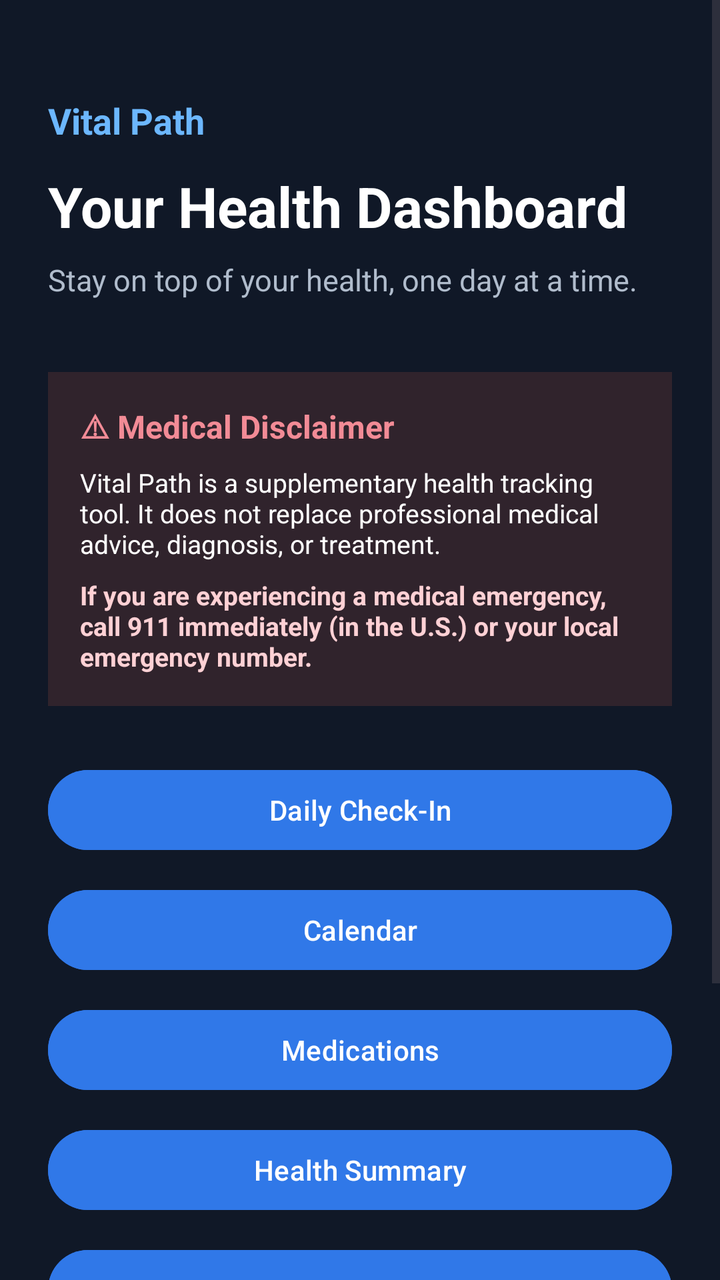
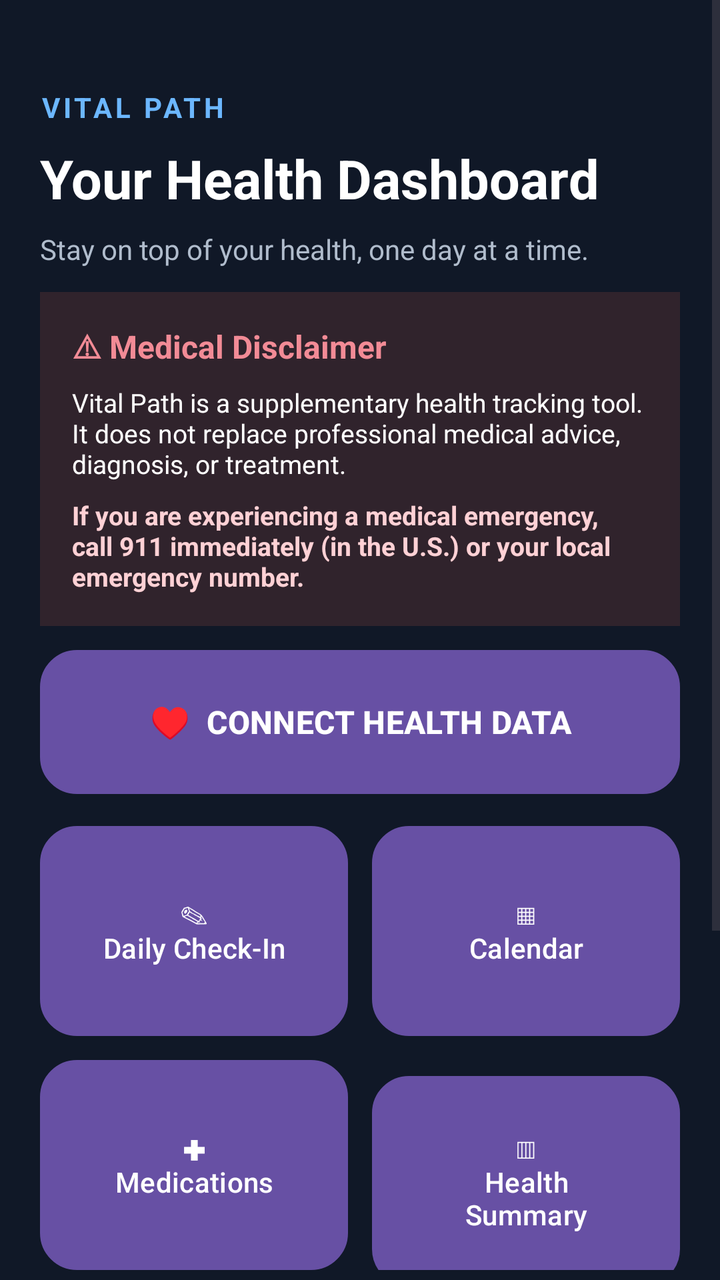

The first picture is an Android layout as it rendered before a commit; the second is the same layout after the commit. The layout source and the unified diff follow.
<!-- AndroidManifest.xml: application theme Theme.VitalPath -->
<!-- res/layout/activity_dashboard.xml -->
<?xml version="1.0" encoding="utf-8"?>
<ScrollView
    xmlns:android="http://schemas.android.com/apk/res/android"
    android:layout_width="match_parent"
    android:layout_height="match_parent"
    android:fillViewport="true"
    android:background="#101827">

    <LinearLayout
        android:layout_width="match_parent"
        android:layout_height="wrap_content"
        android:orientation="vertical"
        android:padding="24dp">

        <TextView
            android:layout_width="match_parent"
            android:layout_height="wrap_content"
            android:text="Vital Path"
            android:textColor="#6CB7FF"
            android:textSize="18sp"
            android:textStyle="bold"
            android:layout_marginTop="24dp"/>

        <TextView
            android:layout_width="match_parent"
            android:layout_height="wrap_content"
            android:text="Your Health Dashboard"
            android:textColor="#FFFFFF"
            android:textSize="28sp"
            android:textStyle="bold"
            android:layout_marginTop="12dp"/>

        <TextView
            android:layout_width="match_parent"
            android:layout_height="wrap_content"
            android:text="Stay on top of your health, one day at a time."
            android:textColor="#B0BCCC"
            android:textSize="15sp"
            android:layout_marginTop="8dp"
            android:layout_marginBottom="28dp"/>


        <include
            layout="@layout/view_medical_disclaimer"
            android:layout_width="match_parent"
            android:layout_height="wrap_content"
            android:layout_marginTop="8dp"
            android:layout_marginBottom="28dp"/>


        <Button
            android:id="@+id/btnDailyCheckIn"
            android:layout_width="match_parent"
            android:layout_height="wrap_content"
            android:text="Daily Check-In"
            android:textColor="#FFFFFF"
            android:backgroundTint="#3078E8"/>

        <Button
            android:id="@+id/btnCalendar"
            android:layout_width="match_parent"
            android:layout_height="wrap_content"
            android:text="Calendar"
            android:textColor="#FFFFFF"
            android:backgroundTint="#3078E8"
            android:layout_marginTop="12dp"/>

        <Button
            android:id="@+id/btnMedicationsPage"
            android:layout_width="match_parent"
            android:layout_height="wrap_content"
            android:text="Medications"
            android:textColor="#FFFFFF"
            android:backgroundTint="#3078E8"
            android:layout_marginTop="12dp"/>

        <Button
            android:id="@+id/btnHealthSummary"
            android:layout_width="match_parent"
            android:layout_height="wrap_content"
            android:text="Health Summary"
            android:textColor="#FFFFFF"
            android:backgroundTint="#3078E8"
            android:layout_marginTop="12dp"/>

        <Button
            android:id="@+id/btnDoctorReport"
            android:layout_width="match_parent"
            android:layout_height="wrap_content"
            android:text="Doctor Visit Report"
            android:textColor="#FFFFFF"
            android:backgroundTint="#3078E8"
            android:layout_marginTop="12dp"/>

        <Button
            android:id="@+id/btnProfile"
            android:layout_width="match_parent"
            android:layout_height="wrap_content"
            android:text="Profile &amp; Settings"
            android:textColor="#FFFFFF"
            android:backgroundTint="#3078E8"
            android:layout_marginTop="12dp"/>

        <Button
            android:id="@+id/btnLogout"
            android:layout_width="match_parent"
            android:layout_height="wrap_content"
            android:text="Log Out"
            android:textColor="#FFFFFF"
            android:backgroundTint="#34465C"
            android:layout_marginTop="32dp"/>

    </LinearLayout>
</ScrollView>
<!-- res/layout/view_medical_disclaimer.xml (included above) -->
<?xml version="1.0" encoding="utf-8"?>
<LinearLayout
    xmlns:android="http://schemas.android.com/apk/res/android"
    android:layout_width="match_parent"
    android:layout_height="wrap_content"
    android:orientation="vertical"
    android:padding="16dp"
    android:layout_marginTop="12dp"
    android:layout_marginBottom="16dp"
    android:background="#30232C">

    <TextView
        android:layout_width="match_parent"
        android:layout_height="wrap_content"
        android:text="⚠ Medical Disclaimer"
        android:textSize="16sp"
        android:textStyle="bold"
        android:textColor="#F28B96"
        android:layout_marginBottom="8dp"/>

    <TextView
        android:layout_width="match_parent"
        android:layout_height="wrap_content"
        android:text="Vital Path is a supplementary health tracking tool. It does not replace professional medical advice, diagnosis, or treatment."
        android:textColor="#FFFFFF"
        android:textSize="13sp"/>

    <TextView
        android:layout_width="match_parent"
        android:layout_height="wrap_content"
        android:text="If you are experiencing a medical emergency, call 911 immediately (in the U.S.) or your local emergency number."
        android:textColor="#FFD1D5"
        android:textSize="13sp"
        android:textStyle="bold"
        android:layout_marginTop="8dp"/>

</LinearLayout>
<!-- resources referenced by this layout -->
<resources>
  <style name="Theme.VitalPath" parent="Base.Theme.VitalPath" />
  <style name="Base.Theme.VitalPath" parent="Theme.Material3.DayNight.NoActionBar">
          
          
      </style>
</resources>

<!-- the commit's change to res/layout/activity_dashboard.xml (unified diff, before → after) -->
@@ -10,15 +10,16 @@
         android:layout_width="match_parent"
         android:layout_height="wrap_content"
         android:orientation="vertical"
-        android:padding="24dp">
+        android:padding="20dp">
 
         <TextView
             android:layout_width="match_parent"
             android:layout_height="wrap_content"
-            android:text="Vital Path"
+            android:text="VITAL PATH"
             android:textColor="#6CB7FF"
-            android:textSize="18sp"
+            android:textSize="14sp"
             android:textStyle="bold"
+            android:letterSpacing="0.12"
             android:layout_marginTop="24dp"/>
 
         <TextView
@@ -26,89 +27,157 @@
             android:layout_height="wrap_content"
             android:text="Your Health Dashboard"
             android:textColor="#FFFFFF"
-            android:textSize="28sp"
+            android:textSize="27sp"
             android:textStyle="bold"
-            android:layout_marginTop="12dp"/>
+            android:layout_marginTop="8dp"/>
 
         <TextView
             android:layout_width="match_parent"
             android:layout_height="wrap_content"
             android:text="Stay on top of your health, one day at a time."
             android:textColor="#B0BCCC"
-            android:textSize="15sp"
+            android:textSize="14sp"
             android:layout_marginTop="8dp"
-            android:layout_marginBottom="28dp"/>
-
+            android:layout_marginBottom="12dp"/>
 
         <include
             layout="@layout/view_medical_disclaimer"
             android:layout_width="match_parent"
-            android:layout_height="wrap_content"
-            android:layout_marginTop="8dp"
-            android:layout_marginBottom="28dp"/>
-
-
+            android:layout_height="wrap_content"/>
+
+        
         <Button
-            android:id="@+id/btnDailyCheckIn"
-            android:layout_width="match_parent"
-            android:layout_height="wrap_content"
-            android:text="Daily Check-In"
+            android:id="@+id/btnHealthConnect"
+            android:layout_width="match_parent"
+            android:layout_height="72dp"
+            android:text="♥  CONNECT HEALTH DATA"
+            android:textAllCaps="false"
+            android:textSize="16sp"
+            android:textStyle="bold"
             android:textColor="#FFFFFF"
-            android:backgroundTint="#3078E8"/>
-
-        <Button
-            android:id="@+id/btnCalendar"
-            android:layout_width="match_parent"
-            android:layout_height="wrap_content"
-            android:text="Calendar"
-            android:textColor="#FFFFFF"
-            android:backgroundTint="#3078E8"
+            android:backgroundTint="@null"
+            android:background="@drawable/dashboard_button_bg"
             android:layout_marginTop="12dp"/>
 
-        <Button
-            android:id="@+id/btnMedicationsPage"
-            android:layout_width="match_parent"
-            android:layout_height="wrap_content"
-            android:text="Medications"
-            android:textColor="#FFFFFF"
-            android:backgroundTint="#3078E8"
-            android:layout_marginTop="12dp"/>
-
-        <Button
-            android:id="@+id/btnHealthSummary"
-            android:layout_width="match_parent"
-            android:layout_height="wrap_content"
-            android:text="Health Summary"
-            android:textColor="#FFFFFF"
-            android:backgroundTint="#3078E8"
-            android:layout_marginTop="12dp"/>
-
-        <Button
-            android:id="@+id/btnDoctorReport"
-            android:layout_width="match_parent"
-            android:layout_height="wrap_content"
-            android:text="Doctor Visit Report"
-            android:textColor="#FFFFFF"
-            android:backgroundTint="#3078E8"
-            android:layout_marginTop="12dp"/>
-
-        <Button
-            android:id="@+id/btnProfile"
-            android:layout_width="match_parent"
-            android:layout_height="wrap_content"
-            android:text="Profile &amp; Settings"
-            android:textColor="#FFFFFF"
-            android:backgroundTint="#3078E8"
-            android:layout_marginTop="12dp"/>
+        
+        <LinearLayout
+            android:layout_width="match_parent"
+            android:layout_height="wrap_content"
+            android:orientation="horizontal"
+            android:layout_marginTop="16dp">
+
+            <Button
+                android:id="@+id/btnDailyCheckIn"
+                android:layout_width="0dp"
+                android:layout_height="105dp"
+                android:layout_weight="1"
+                android:text="✎\nDaily Check-In"
+                android:textAllCaps="false"
+                android:textSize="14sp"
+                android:textColor="#FFFFFF"
+                android:gravity="center"
+                android:backgroundTint="@null"
+                android:background="@drawable/dashboard_button_bg"
+                android:layout_marginEnd="6dp"/>
+
+            <Button
+                android:id="@+id/btnCalendar"
+                android:layout_width="0dp"
+                android:layout_height="105dp"
+                android:layout_weight="1"
+                android:text="▦\nCalendar"
+                android:textAllCaps="false"
+                android:textSize="14sp"
+                android:textColor="#FFFFFF"
+                android:gravity="center"
+                android:backgroundTint="@null"
+                android:background="@drawable/dashboard_button_bg"
+                android:layout_marginStart="6dp"/>
+        </LinearLayout>
+
+        
+        <LinearLayout
+            android:layout_width="match_parent"
+            android:layout_height="wrap_content"
+            android:orientation="horizontal"
+            android:layout_marginTop="12dp">
+
+            <Button
+                android:id="@+id/btnMedicationsPage"
+                android:layout_width="0dp"
+                android:layout_height="105dp"
+                android:layout_weight="1"
+                android:text="✚\nMedications"
+                android:textAllCaps="false"
+                android:textSize="14sp"
+                android:textColor="#FFFFFF"
+                android:gravity="center"
+                android:backgroundTint="@null"
+                android:background="@drawable/dashboard_button_bg"
+                android:layout_marginEnd="6dp"/>
+
+            <Button
+                android:id="@+id/btnHealthSummary"
+                android:layout_width="0dp"
+                android:layout_height="105dp"
+                android:layout_weight="1"
+                android:text="▥\nHealth Summary"
+                android:textAllCaps="false"
+                android:textSize="14sp"
+                android:textColor="#FFFFFF"
+                android:gravity="center"
+                android:backgroundTint="@null"
+                android:background="@drawable/dashboard_button_bg"
+                android:layout_marginStart="6dp"/>
+        </LinearLayout>
+
+        
+        <LinearLayout
+            android:layout_width="match_parent"
+            android:layout_height="wrap_content"
+            android:orientation="horizontal"
+            android:layout_marginTop="12dp">
+
+            <Button
+                android:id="@+id/btnDoctorReport"
+                android:layout_width="0dp"
+                android:layout_height="105dp"
+                android:layout_weight="1"
+                android:text="▤\nDoctor Visit Report"
+                android:textAllCaps="false"
+                android:textSize="14sp"
+                android:textColor="#FFFFFF"
+                android:gravity="center"
+                android:backgroundTint="@null"
+                android:background="@drawable/dashboard_button_bg"
+                android:layout_marginEnd="6dp"/>
+
+            <Button
+                android:id="@+id/btnProfile"
+                android:layout_width="0dp"
+                android:layout_height="105dp"
+                android:layout_weight="1"
+                android:text="⚙\nProfile &amp; Settings"
+                android:textAllCaps="false"
+                android:textSize="14sp"
+                android:textColor="#FFFFFF"
+                android:gravity="center"
+                android:backgroundTint="@null"
+                android:background="@drawable/dashboard_button_bg"
+                android:layout_marginStart="6dp"/>
+        </LinearLayout>
 
         <Button
             android:id="@+id/btnLogout"
             android:layout_width="match_parent"
-            android:layout_height="wrap_content"
+            android:layout_height="56dp"
             android:text="Log Out"
+            android:textAllCaps="false"
+            android:textSize="15sp"
             android:textColor="#FFFFFF"
             android:backgroundTint="#34465C"
-            android:layout_marginTop="32dp"/>
+            android:layout_marginTop="28dp"
+            android:layout_marginBottom="24dp"/>
 
     </LinearLayout>
 </ScrollView>
<!-- resource entries referenced after the edit -->
@@ -1,5 +1,24 @@
 <!-- resources referenced by this layout -->
 <resources>
+  <!-- drawable dashboard_button_bg (drawable) -->
+  <?xml version="1.0" encoding="utf-8"?>
+  <selector xmlns:android="http://schemas.android.com/apk/res/android">
+      <item android:state_pressed="true">
+          <shape android:shape="rectangle">
+              <solid android:color="#294B72"/>
+              <corners android:radius="18dp"/>
+          </shape>
+      </item>
+      <item>
+          <shape android:shape="rectangle">
+              <solid android:color="#1B2A40"/>
+              <stroke
+                  android:width="1dp"
+                  android:color="#34465C"/>
+              <corners android:radius="18dp"/>
+          </shape>
+      </item>
+  </selector>
   <style name="Theme.VitalPath" parent="Base.Theme.VitalPath" />
   <style name="Base.Theme.VitalPath" parent="Theme.Material3.DayNight.NoActionBar">
           
